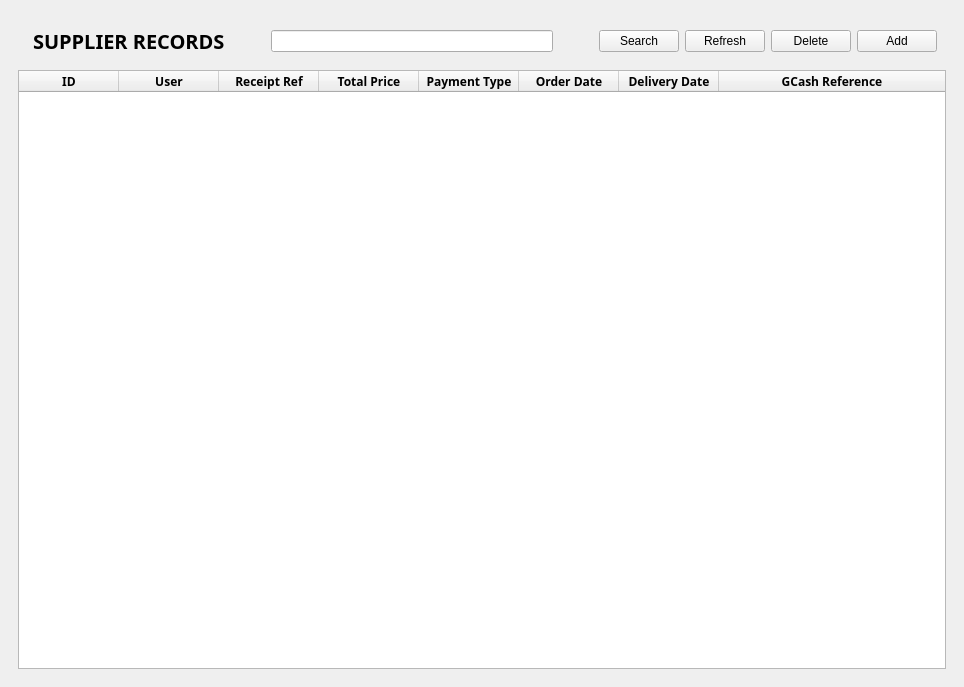
First picture: the form in Screens/MainMenuScreens/Records/Supplier_Records.ui, repository Bideiro/Ranil_project_py, before the edit.
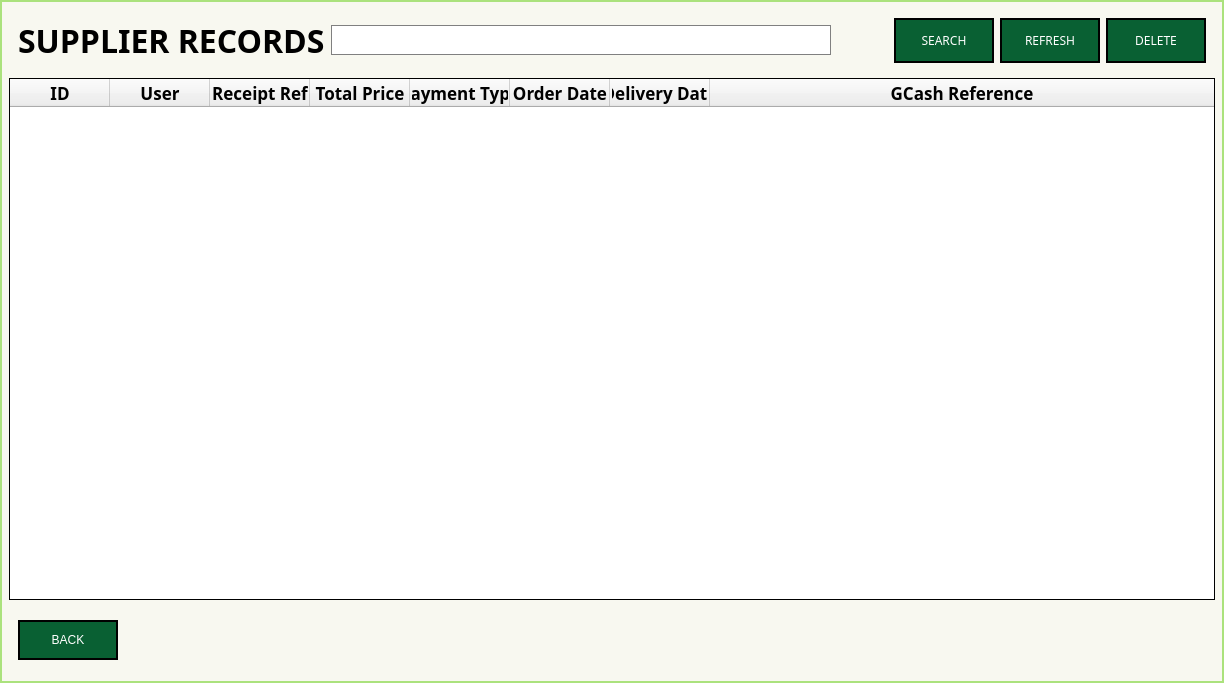
Second picture: the form after the edit. Icons and pictures are not drawn.

```diff
--- a/Screens/MainMenuScreens/Records/Supplier_Records.ui
+++ b/Screens/MainMenuScreens/Records/Supplier_Records.ui
@@ -6,34 +6,57 @@
    <rect>
     <x>0</x>
     <y>0</y>
-    <width>950</width>
-    <height>687</height>
+    <width>1224</width>
+    <height>683</height>
    </rect>
   </property>
   <property name="windowTitle">
    <string>MainWindow</string>
   </property>
   <widget class="QWidget" name="centralwidget">
+   <property name="styleSheet">
+    <string notr="true">.QWidget{
+background-color: #F8F8F0
+}
+#widget{
+border: 2px solid #ABE27D;
+}
+#search_LE{
+border : 1px solid gray;
+color: black
+}
+.QPushButton{
+background-color: #096033;
+border: 2px solid;
+color: white
+}
+#Add_btn{
+background-color:rgba(0,0,0,0);
+border: none
+}
+.QTableWidget{
+border: 1px solid black;
+}</string>
+   </property>
    <layout class="QHBoxLayout" name="horizontalLayout">
+    <property name="leftMargin">
+     <number>0</number>
+    </property>
+    <property name="topMargin">
+     <number>0</number>
+    </property>
+    <property name="rightMargin">
+     <number>0</number>
+    </property>
+    <property name="bottomMargin">
+     <number>0</number>
+    </property>
     <item>
      <widget class="QWidget" name="widget" native="true">
       <layout class="QVBoxLayout" name="verticalLayout">
        <item>
         <widget class="QWidget" name="widget_2" native="true">
          <layout class="QHBoxLayout" name="horizontalLayout_3">
-          <item>
-           <widget class="Line" name="line">
-            <property name="lineWidth">
-             <number>5</number>
-            </property>
-            <property name="midLineWidth">
-             <number>5</number>
-            </property>
-            <property name="orientation">
-             <enum>Qt::Horizontal</enum>
-            </property>
-           </widget>
-          </item>
           <item>
            <widget class="QLabel" name="label">
             <property name="sizePolicy">
@@ -44,8 +67,8 @@
             </property>
             <property name="font">
              <font>
-              <family>DM Sans 14pt SemiBold</family>
-              <pointsize>15</pointsize>
+              <family>DM Sans</family>
+              <pointsize>24</pointsize>
               <bold>true</bold>
              </font>
             </property>
@@ -55,35 +78,34 @@
            </widget>
           </item>
           <item>
-           <spacer name="horizontalSpacer_3">
-            <property name="orientation">
-             <enum>Qt::Horizontal</enum>
+           <widget class="QLineEdit" name="search_LE">
+            <property name="sizePolicy">
+             <sizepolicy hsizetype="Fixed" vsizetype="Fixed">
+              <horstretch>0</horstretch>
+              <verstretch>0</verstretch>
+             </sizepolicy>
             </property>
-            <property name="sizeType">
-             <enum>QSizePolicy::Fixed</enum>
-            </property>
-            <property name="sizeHint" stdset="0">
+            <property name="minimumSize">
              <size>
-              <width>40</width>
-              <height>20</height>
+              <width>500</width>
+              <height>30</height>
              </size>
             </property>
-           </spacer>
-          </item>
-          <item>
-           <widget class="QLineEdit" name="search_LE"/>
+            <property name="font">
+             <font>
+              <family>DM Sans</family>
+             </font>
+            </property>
+           </widget>
           </item>
           <item>
            <spacer name="horizontalSpacer_4">
             <property name="orientation">
              <enum>Qt::Horizontal</enum>
             </property>
-            <property name="sizeType">
-             <enum>QSizePolicy::Fixed</enum>
-            </property>
             <property name="sizeHint" stdset="0">
              <size>
-              <width>40</width>
+              <width>200</width>
               <height>20</height>
              </size>
             </property>
@@ -91,29 +113,73 @@
           </item>
           <item>
            <widget class="QPushButton" name="Search_btn">
+            <property name="sizePolicy">
+             <sizepolicy hsizetype="Minimum" vsizetype="Minimum">
+              <horstretch>0</horstretch>
+              <verstretch>0</verstretch>
+             </sizepolicy>
+            </property>
+            <property name="minimumSize">
+             <size>
+              <width>100</width>
+              <height>10</height>
+             </size>
+            </property>
+            <property name="font">
+             <font>
+              <family>DM Sans</family>
+             </font>
+            </property>
             <property name="text">
-             <string>Search</string>
+             <string>SEARCH</string>
             </property>
            </widget>
           </item>
           <item>
            <widget class="QPushButton" name="Refresh_btn">
+            <property name="sizePolicy">
+             <sizepolicy hsizetype="Minimum" vsizetype="Minimum">
+              <horstretch>0</horstretch>
+              <verstretch>0</verstretch>
+             </sizepolicy>
+            </property>
+            <property name="minimumSize">
+             <size>
+              <width>100</width>
+              <height>10</height>
+             </size>
+            </property>
+            <property name="font">
+             <font>
+              <family>DM Sans</family>
+             </font>
+            </property>
             <property name="text">
-             <string>Refresh</string>
+             <string>REFRESH</string>
             </property>
            </widget>
           </item>
           <item>
            <widget class="QPushButton" name="Delete_btn">
-            <property name="text">
-             <string>Delete</string>
+            <property name="sizePolicy">
+             <sizepolicy hsizetype="Minimum" vsizetype="Minimum">
+              <horstretch>0</horstretch>
+              <verstretch>0</verstretch>
+             </sizepolicy>
             </property>
-           </widget>
-          </item>
-          <item>
-           <widget class="QPushButton" name="Add_btn">
+            <property name="minimumSize">
+             <size>
+              <width>100</width>
+              <height>10</height>
+             </size>
+            </property>
+            <property name="font">
+             <font>
+              <family>DM Sans</family>
+             </font>
+            </property>
             <property name="text">
-             <string>Add</string>
+             <string>DELETE</string>
             </property>
            </widget>
           </item>
@@ -125,16 +191,10 @@
          <property name="enabled">
           <bool>true</bool>
          </property>
-         <property name="sizePolicy">
-          <sizepolicy hsizetype="MinimumExpanding" vsizetype="MinimumExpanding">
-           <horstretch>0</horstretch>
-           <verstretch>0</verstretch>
-          </sizepolicy>
-         </property>
          <property name="font">
           <font>
            <family>DM Sans 14pt ExtraBold</family>
-           <bold>true</bold>
+           <bold>false</bold>
           </font>
          </property>
          <property name="frameShadow">
@@ -164,6 +224,9 @@
          <attribute name="horizontalHeaderVisible">
           <bool>true</bool>
          </attribute>
+         <attribute name="horizontalHeaderCascadingSectionResizes">
+          <bool>true</bool>
+         </attribute>
          <attribute name="horizontalHeaderMinimumSectionSize">
           <number>32</number>
          </attribute>
@@ -183,44 +246,155 @@
           <property name="text">
            <string>ID</string>
           </property>
+          <property name="font">
+           <font>
+            <family>DM Sans</family>
+            <pointsize>13</pointsize>
+            <bold>true</bold>
+           </font>
+          </property>
          </column>
          <column>
           <property name="text">
            <string>User</string>
           </property>
+          <property name="font">
+           <font>
+            <family>DM Sans</family>
+            <pointsize>13</pointsize>
+            <bold>true</bold>
+           </font>
+          </property>
          </column>
          <column>
           <property name="text">
            <string>Receipt Ref</string>
           </property>
+          <property name="font">
+           <font>
+            <family>DM Sans</family>
+            <pointsize>13</pointsize>
+            <bold>true</bold>
+           </font>
+          </property>
          </column>
          <column>
           <property name="text">
            <string>Total Price</string>
           </property>
+          <property name="font">
+           <font>
+            <family>DM Sans</family>
+            <pointsize>13</pointsize>
+            <bold>true</bold>
+           </font>
+          </property>
          </column>
          <column>
           <property name="text">
            <string>Payment Type</string>
           </property>
+          <property name="font">
+           <font>
+            <family>DM Sans</family>
+            <pointsize>13</pointsize>
+            <bold>true</bold>
+           </font>
+          </property>
          </column>
          <column>
           <property name="text">
            <string>Order Date</string>
           </property>
+          <property name="font">
+           <font>
+            <family>DM Sans</family>
+            <pointsize>13</pointsize>
+            <bold>true</bold>
+           </font>
+          </property>
          </column>
          <column>
           <property name="text">
            <string>Delivery Date</string>
           </property>
+          <property name="font">
+           <font>
+            <family>DM Sans</family>
+            <pointsize>13</pointsize>
+            <bold>true</bold>
+           </font>
+          </property>
          </column>
          <column>
           <property name="text">
            <string>GCash Reference</string>
           </property>
+          <property name="font">
+           <font>
+            <family>DM Sans</family>
+            <pointsize>13</pointsize>
+            <bold>true</bold>
+           </font>
+          </property>
          </column>
         </widget>
        </item>
+       <item>
+        <widget class="QWidget" name="widget_3" native="true">
+         <layout class="QHBoxLayout" name="horizontalLayout_2">
+          <item>
+           <widget class="QPushButton" name="Back_btn">
+            <property name="minimumSize">
+             <size>
+              <width>100</width>
+              <height>40</height>
+             </size>
+            </property>
+            <property name="text">
+             <string>BACK</string>
+            </property>
+           </widget>
+          </item>
+          <item>
+           <spacer name="horizontalSpacer">
+            <property name="orientation">
+             <enum>Qt::Horizontal</enum>
+            </property>
+            <property name="sizeHint" stdset="0">
+             <size>
+              <width>40</width>
+              <height>20</height>
+             </size>
+            </property>
+           </spacer>
+          </item>
+          <item>
+           <widget class="QPushButton" name="Add_btn">
+            <property name="minimumSize">
+             <size>
+              <width>50</width>
+              <height>50</height>
+             </size>
+            </property>
+            <property name="text">
+             <string/>
+            </property>
+            <property name="icon">
+             <iconset resource="../../../assets/All_In_Resource.qrc">
+              <normaloff>:/Icons/Icons/plus.png</normaloff>:/Icons/Icons/plus.png</iconset>
+            </property>
+            <property name="iconSize">
+             <size>
+              <width>70</width>
+              <height>70</height>
+             </size>
+            </property>
+           </widget>
+          </item>
+         </layout>
+        </widget>
+       </item>
       </layout>
      </widget>
     </item>
```
Left out of the diff: 4 changed lines with no effect on the pictures.
